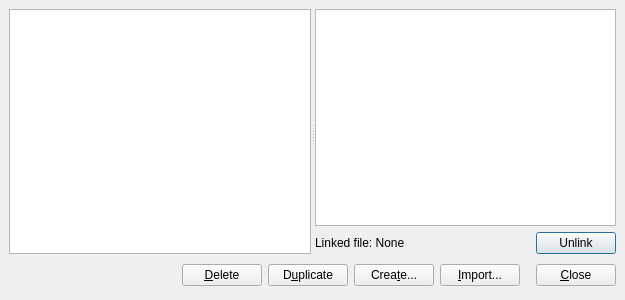
This is dialogs/dataedit.ui in veusz/veusz as Qt 5 draws it before an edit. The edited form follows.
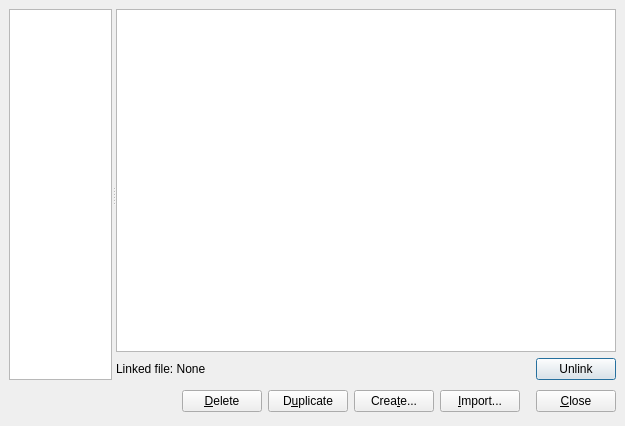
This is the edited form.

Commit message: Improve control sizes in data edit dialog

Diff of the .ui file:
```diff
--- a/dialogs/dataedit.ui
+++ b/dialogs/dataedit.ui
@@ -9,7 +9,7 @@
     <x>0</x>
     <y>0</y>
     <width>625</width>
-    <height>300</height>
+    <height>426</height>
    </rect>
   </property>
   <property name="windowTitle" >
@@ -37,7 +37,14 @@
         <number>6</number>
        </property>
        <item>
-        <widget class="QTableView" name="datatableview" />
+        <widget class="QTableView" name="datatableview" >
+         <property name="minimumSize" >
+          <size>
+           <width>500</width>
+           <height>0</height>
+          </size>
+         </property>
+        </widget>
        </item>
        <item>
         <layout class="QHBoxLayout" >
```
The commit also changes 1 other file.
